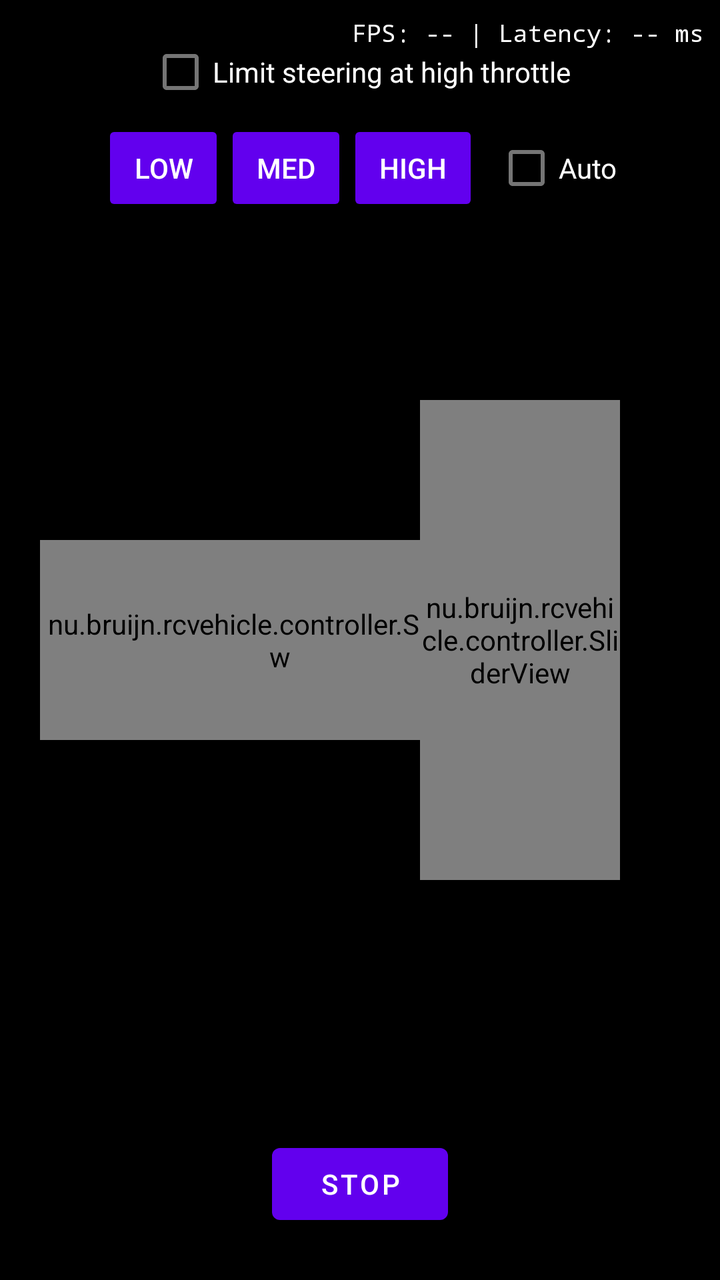
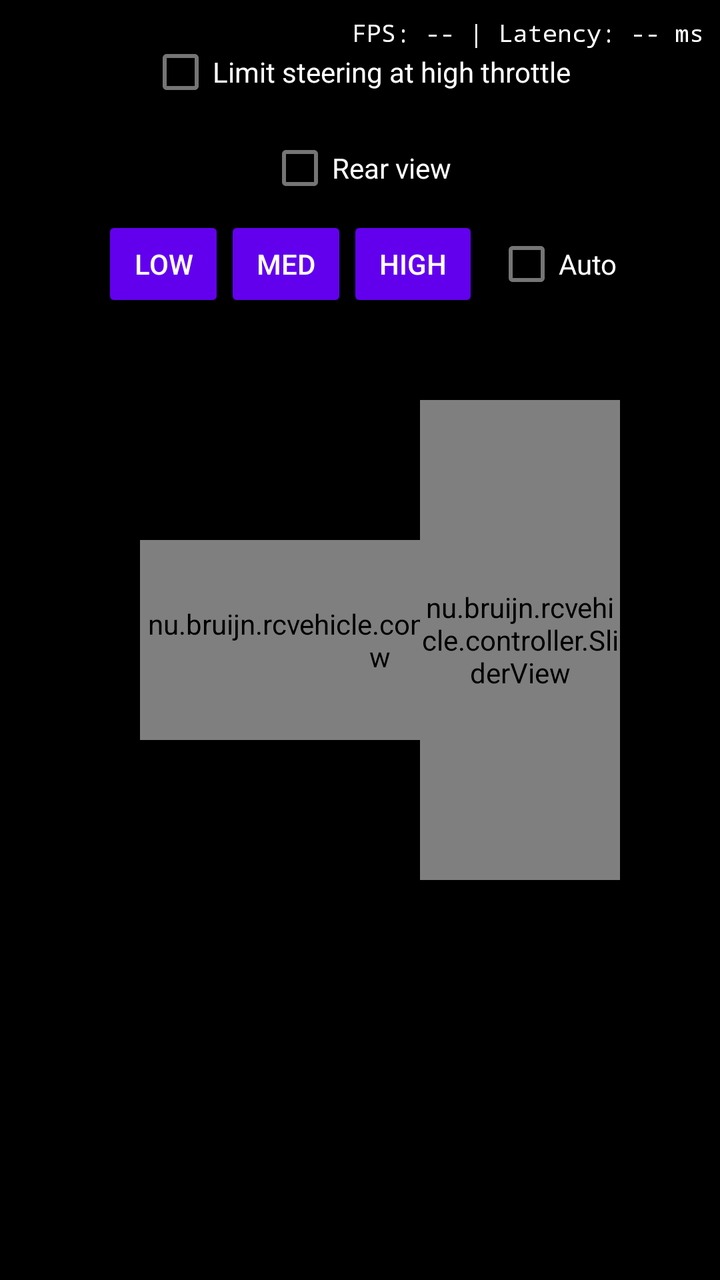

An Android layout rendered at two revisions. The XML below is the earlier revision; the diff shows what the commit changed to produce the second picture.
<!-- AndroidManifest.xml: application theme Theme.RcVehicle -->
<!-- res/layout/activity_controller_drive.xml -->
<?xml version="1.0" encoding="utf-8"?>
<FrameLayout xmlns:android="http://schemas.android.com/apk/res/android"
    android:id="@+id/videoContainer"
    android:layout_width="match_parent"
    android:layout_height="match_parent"
    android:background="@android:color/black">

    
    <TextureView
        android:id="@+id/textureVideo"
        android:layout_width="match_parent"
        android:layout_height="match_parent"
        android:layout_gravity="center" />

    
    <nu.bruijn.rcvehicle.controller.SliderView
        android:id="@+id/sliderSteer"
        android:layout_width="240dp"
        android:layout_height="100dp"
        android:layout_gravity="center_vertical|start"
        android:layout_marginStart="20dp" />

    
    <nu.bruijn.rcvehicle.controller.SliderView
        android:id="@+id/sliderThrottle"
        android:layout_width="100dp"
        android:layout_height="240dp"
        android:layout_gravity="center_vertical|end"
        android:layout_marginEnd="50dp" />

    <Button
        android:id="@+id/buttonStop"
        android:layout_width="wrap_content"
        android:layout_height="wrap_content"
        android:layout_gravity="bottom|center_horizontal"
        android:layout_marginBottom="24dp"
        android:text="@string/controller_stop" />

    <LinearLayout
        android:layout_width="wrap_content"
        android:layout_height="wrap_content"
        android:layout_gravity="top|center_horizontal"
        android:layout_marginTop="12dp"
        android:orientation="vertical"
        android:gravity="center_horizontal">

        <CheckBox
            android:id="@+id/checkSteerLimit"
            android:layout_width="wrap_content"
            android:layout_height="wrap_content"
            android:textColor="@android:color/white"
            android:text="@string/controller_steer_limit" />

        
        <LinearLayout
            android:layout_width="wrap_content"
            android:layout_height="wrap_content"
            android:orientation="horizontal"
            android:gravity="center_vertical">

            <Button
                android:id="@+id/buttonQualityLow"
                style="?android:attr/buttonStyleSmall"
                android:layout_width="wrap_content"
                android:layout_height="wrap_content"
                android:text="@string/controller_quality_low" />

            <Button
                android:id="@+id/buttonQualityMedium"
                style="?android:attr/buttonStyleSmall"
                android:layout_width="wrap_content"
                android:layout_height="wrap_content"
                android:text="@string/controller_quality_medium" />

            <Button
                android:id="@+id/buttonQualityHigh"
                style="?android:attr/buttonStyleSmall"
                android:layout_width="wrap_content"
                android:layout_height="wrap_content"
                android:text="@string/controller_quality_high" />

            <CheckBox
                android:id="@+id/checkAutoQuality"
                android:layout_width="wrap_content"
                android:layout_height="wrap_content"
                android:layout_marginStart="8dp"
                android:textColor="@android:color/white"
                android:text="@string/controller_quality_auto" />
        </LinearLayout>
    </LinearLayout>

    <TextView
        android:id="@+id/textRtcLog"
        android:layout_width="wrap_content"
        android:layout_height="wrap_content"
        android:layout_gravity="top|start"
        android:layout_margin="8dp"
        android:fontFamily="monospace"
        android:textSize="10sp"
        android:textColor="@android:color/white"
        android:maxLines="4" />

    
    <TextView
        android:id="@+id/textDebugOverlay"
        android:layout_width="wrap_content"
        android:layout_height="wrap_content"
        android:layout_gravity="top|end"
        android:layout_margin="8dp"
        android:fontFamily="monospace"
        android:textSize="12sp"
        android:textColor="@android:color/white"
        android:text="FPS: -- | Latency: -- ms" />

</FrameLayout>
<!-- resources referenced by this layout -->
<resources>
  <string name="controller_quality_auto">Auto</string>
  <string name="controller_quality_high">High</string>
  <string name="controller_quality_low">Low</string>
  <string name="controller_quality_medium">Med</string>
  <string name="controller_steer_limit">Limit steering at high throttle</string>
  <string name="controller_stop">STOP</string>
  <style name="Theme.RcVehicle" parent="Theme.MaterialComponents.DayNight.NoActionBar" />
</resources>

<!-- the commit's change to res/layout/activity_controller_drive.xml (unified diff, before → after) -->
@@ -18,7 +18,7 @@
         android:layout_width="240dp"
         android:layout_height="100dp"
         android:layout_gravity="center_vertical|start"
-        android:layout_marginStart="20dp" />
+        android:layout_marginStart="70dp" />
 
     
     <nu.bruijn.rcvehicle.controller.SliderView
@@ -28,13 +28,17 @@
         android:layout_gravity="center_vertical|end"
         android:layout_marginEnd="50dp" />
 
-    <Button
-        android:id="@+id/buttonStop"
+    
+    <TextView
+        android:id="@+id/textConnectionWarning"
         android:layout_width="wrap_content"
         android:layout_height="wrap_content"
         android:layout_gravity="bottom|center_horizontal"
         android:layout_marginBottom="24dp"
-        android:text="@string/controller_stop" />
+        android:textColor="#FFEB3B"
+        android:textStyle="bold"
+        android:background="#AA000000"
+        android:padding="8dp" />
 
     <LinearLayout
         android:layout_width="wrap_content"
@@ -50,6 +54,14 @@
             android:layout_height="wrap_content"
             android:textColor="@android:color/white"
             android:text="@string/controller_steer_limit" />
+
+        
+        <CheckBox
+            android:id="@+id/checkRearView"
+            android:layout_width="wrap_content"
+            android:layout_height="wrap_content"
+            android:textColor="@android:color/white"
+            android:text="@string/controller_rear_view" />
 
         
         <LinearLayout
<!-- resource entries referenced after the edit -->
@@ -4,8 +4,8 @@
   <string name="controller_quality_high">High</string>
   <string name="controller_quality_low">Low</string>
   <string name="controller_quality_medium">Med</string>
+  <string name="controller_rear_view">Rear view</string>
   <string name="controller_steer_limit">Limit steering at high throttle</string>
-  <string name="controller_stop">STOP</string>
   <style name="Theme.RcVehicle" parent="Theme.MaterialComponents.DayNight.NoActionBar" />
 </resources>
 
